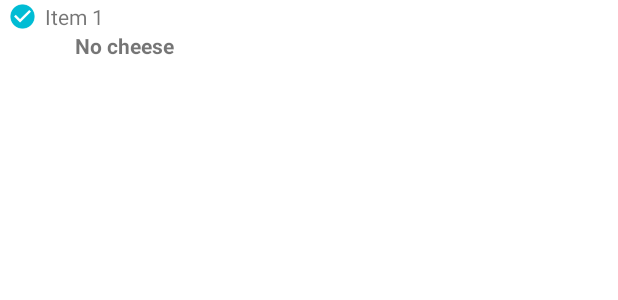
After one commit to Deamon12/ProfiTable_Android, an Android app: the layout item_imageview_textview_textview2.xml on its own in the app's theme, with its tools: preview values and no code run, on a phone screen of 412 x 824 dp. The commit adds this screen. Shown: the top 300 px of the screen. Run offline under Robolectric (Android 15) with nearby library versions, the phone set to English and light mode, and no system bars; network calls fail.

Commit message:
Adjusted phone/tablet dimensions

```diff
--- a/app/src/main/java/com/ucsandroid/profitable/adapters/NestedCustomerRecyclerAdapter.java
+++ b/app/src/main/java/com/ucsandroid/profitable/adapters/NestedCustomerRecyclerAdapter.java
@@ -101,13 +101,14 @@ public class NestedCustomerRecyclerAdapter extends RecyclerView.Adapter<NestedCu
     @Override
     public void onBindViewHolder(ViewHolder holder, int position) {
 
+
         //holder.mCommentTextView.setText(customerData.get(position));
 
         //holder.mTextView.setText("Table " + (position+1));
 
         holder.mAdapter = new OrderedItemRecyclerAdapter(context,
                 customerData.get(position).getOrders(),
-                R.layout.item_imageview_textview_textview,
+                R.layout.item_imageview_textview_textview2,
                 position,
                 null,
                 null,
--- a/app/src/main/res/layout-land/activity_table_view.xml
+++ b/app/src/main/res/layout-land/activity_table_view.xml
@@ -34,7 +34,7 @@
         android:layout_height="wrap_content"
         android:text="Bar"
         android:padding="5dp"
-        android:textSize="20sp"
+        android:textSize="@dimen/location_divider_text"
         android:ellipsize="end"
         android:lines="1"
         android:gravity="center_vertical"
@@ -80,7 +80,7 @@
         android:layout_height="wrap_content"
         android:text="Takeout"
         android:padding="5dp"
-        android:textSize="20sp"
+        android:textSize="@dimen/location_divider_text"
         android:ellipsize="end"
         android:lines="1"
         android:gravity="center_vertical"
--- a/app/src/main/res/layout/activity_table_view.xml
+++ b/app/src/main/res/layout/activity_table_view.xml
@@ -35,7 +35,7 @@
         android:layout_height="wrap_content"
         android:text="Bar"
         android:padding="5dp"
-        android:textSize="20sp"
+        android:textSize="@dimen/location_divider_text"
         android:ellipsize="end"
         android:lines="1"
         android:gravity="center_vertical"
@@ -79,7 +79,7 @@
         android:layout_height="wrap_content"
         android:text="Takeout"
         android:padding="5dp"
-        android:textSize="20sp"
+        android:textSize="@dimen/location_divider_text"
         android:ellipsize="end"
         android:lines="1"
         android:gravity="center_vertical"
--- a/app/src/main/res/layout/fragment_table.xml
+++ b/app/src/main/res/layout/fragment_table.xml
@@ -11,7 +11,7 @@
         android:layout_height="wrap_content"
         android:text="Tables"
         android:padding="5dp"
-        android:textSize="20sp"
+        android:textSize="@dimen/location_divider_text"
         android:background="@drawable/square_rounded"
         android:textIsSelectable="true"/>
 
@@ -20,7 +20,8 @@
         android:id="@+id/table_recyclerview"
         android:layout_width="match_parent"
         android:layout_height="match_parent"
-        android:layout_below="@+id/section_text_takeout"/>
+        android:layout_below="@+id/section_text_takeout"
+        />
 
 
 </RelativeLayout>
--- /dev/null
+++ b/app/src/main/res/layout/item_imageview_textview_textview2.xml
@@ -0,0 +1,38 @@
+<?xml version="1.0" encoding="utf-8"?>
+<RelativeLayout xmlns:android="http://schemas.android.com/apk/res/android"
+    android:layout_width="wrap_content"
+    android:layout_height="wrap_content">
+
+    <ImageView
+        android:id="@+id/tile_image"
+        android:layout_width="30dp"
+        android:layout_height="wrap_content"
+        android:layout_alignBottom="@+id/tile_text"
+        android:layout_alignTop="@+id/tile_text"
+        android:layout_alignParentLeft="true"
+        android:src="@drawable/ic_check_circle_grey600_18dp"
+        android:tint="@color/primary"/>
+
+    <TextView
+        android:id="@+id/tile_text"
+        android:layout_width="wrap_content"
+        android:layout_height="wrap_content"
+        android:lines="1"
+        android:text="Item 1"
+        android:textSize="@dimen/customer_order_text"
+        android:layout_marginTop="@dimen/text_text2_margin_top"
+        android:layout_toRightOf="@+id/tile_image"/>
+
+    <TextView
+        android:id="@+id/tile_text2"
+        android:layout_width="wrap_content"
+        android:layout_height="wrap_content"
+        android:text="No cheese"
+        android:textSize="@dimen/customer_order_text"
+        android:layout_marginLeft="20dp"
+        android:layout_marginRight="10dp"
+        android:layout_below="@+id/tile_text"
+        android:textStyle="bold"
+        android:layout_alignLeft="@+id/tile_text"/>
+
+</RelativeLayout>
--- a/app/src/main/res/values-xlarge/dimens.xml
+++ b/app/src/main/res/values-xlarge/dimens.xml
@@ -27,8 +27,13 @@
     <dimen name="kitchen_quantity_text">16sp</dimen>
     <item name="kitchen_amount_frag_width_landscape" format="float" type="dimen">.15</item>
     <item name="kitchen_amount_frag_width_portrait" format="float" type="dimen">.1</item>
+    <dimen name="kitchen_title">20sp</dimen>
+    <dimen name="kitchen_check_button">50dp</dimen>
 
     <!--Textview_Textview2 -->
     <dimen name="text_text2_margin_top">3dp</dimen>
 
+    <!--Location Fragments -->
+    <dimen name="location_divider_text">20sp</dimen>
+
 </resources>
```
Also changed, not shown: app/src/main/java/com/ucsandroid/profitable/adapters/NestedKitchenRecyclerAdapter.java (+7 -3 lines), app/src/main/java/com/ucsandroid/profitable/adapters/OrderedItemRecyclerAdapter.java (+5 -2 lines), app/src/main/res/drawable/gradient.xml (added, +11 -0 lines), app/src/main/res/layout/tile_kitchen_order.xml (+4 -4 lines), app/src/main/res/values/dimens.xml (+6 -2 lines).
